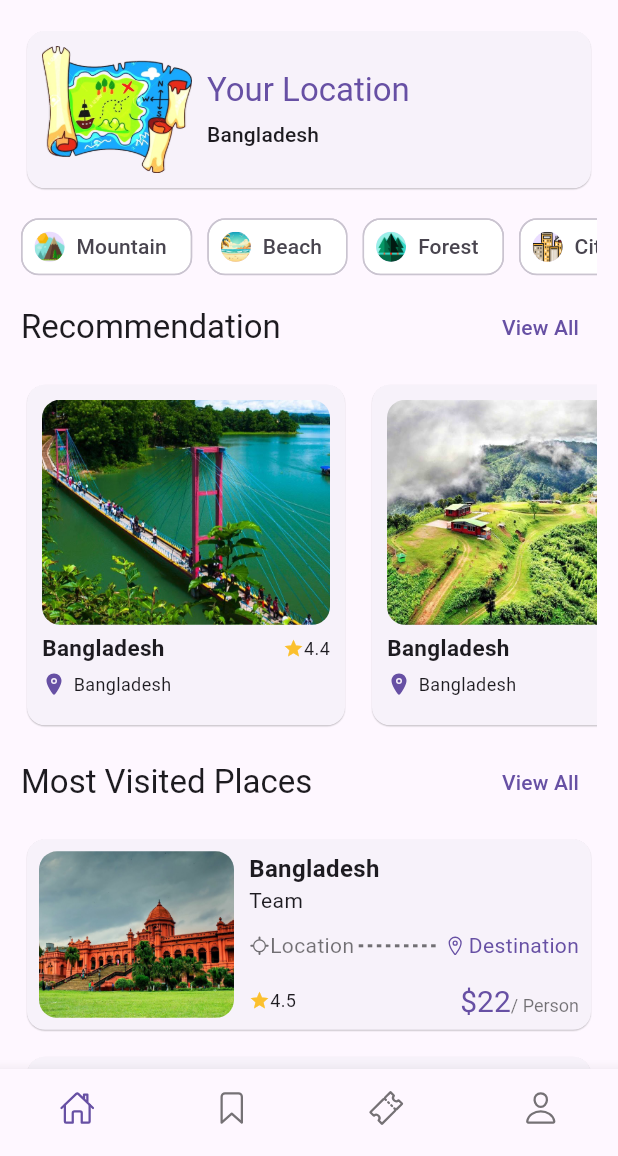
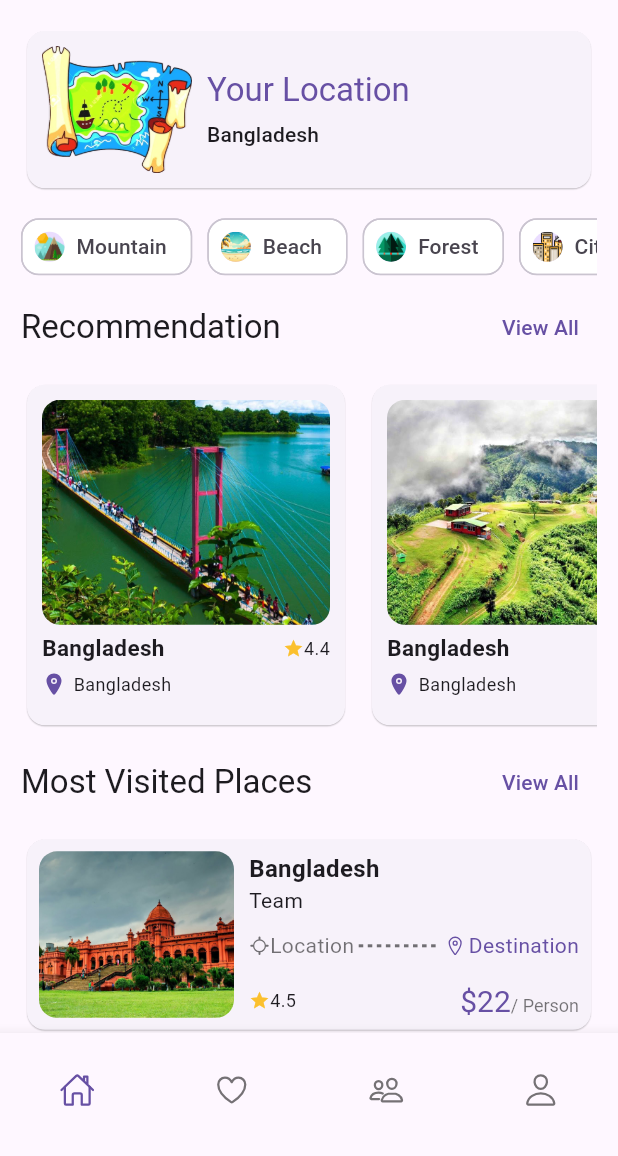
Before and after one commit to Subah-Zarin/Roamers_, a Flutter app: the HomePage screen opened by its route, on a phone screen of 412 x 824 dp, the part 80-1236 px from its top. Run offline on Flutter 3.47's test engine with Material 3 defaults, Android fonts, the phone set to English and light mode, and no system bars; our stand-ins replace firebase_core, get, ionicons; accounts and stored records are empty.

Commit message:
changed bottom navigatorBar icons

```diff
--- a/lib/homepage/homepage.dart
+++ b/lib/homepage/homepage.dart
@@ -81,25 +81,47 @@ class HomePage extends StatelessWidget {
         type: BottomNavigationBarType.fixed,
         showSelectedLabels: false,
         showUnselectedLabels: false,
-        items: const [
+        items: [
           BottomNavigationBarItem(
-            icon: Icon(Ionicons.home_outline),
-            label: "Home",
+            icon: IconButton(
+              icon: Icon(Ionicons.home_outline),
+              onPressed: () {
+                Navigator.pushNamed(context, 'homepage');
+              },
+            ),
+            label: "homepage",
           ),
           BottomNavigationBarItem(
-            icon: Icon(Ionicons.bookmark_outline),
-            label: "Bookmark",
+            icon: IconButton(
+              icon: Icon(Ionicons.heart_outline),
+              onPressed: () {
+                Navigator.pushNamed(context, 'bookmark');
+              },
+            ),
+            label: "bookmark",
           ),
           BottomNavigationBarItem(
-            icon: Icon(Ionicons.ticket_outline),
-            label: "Ticket",
+            icon: IconButton(
+              icon: Icon(Ionicons.people_outline),
+              onPressed: () {
+                Navigator.pushNamed(context, 'community');
+              },
+            ),
+            label: "community",
           ),
           BottomNavigationBarItem(
-            icon: Icon(Ionicons.person_outline),
-            label: "Profile",
-          )
+            icon: IconButton(
+              icon: Icon(Ionicons.person_outline),
+              onPressed: () {
+                Navigator.pushNamed(context, 'profile');
+              },
+            ),
+            label: "profile",
+          ),
         ],
       ),
+
+
     );
   }
 }
```
